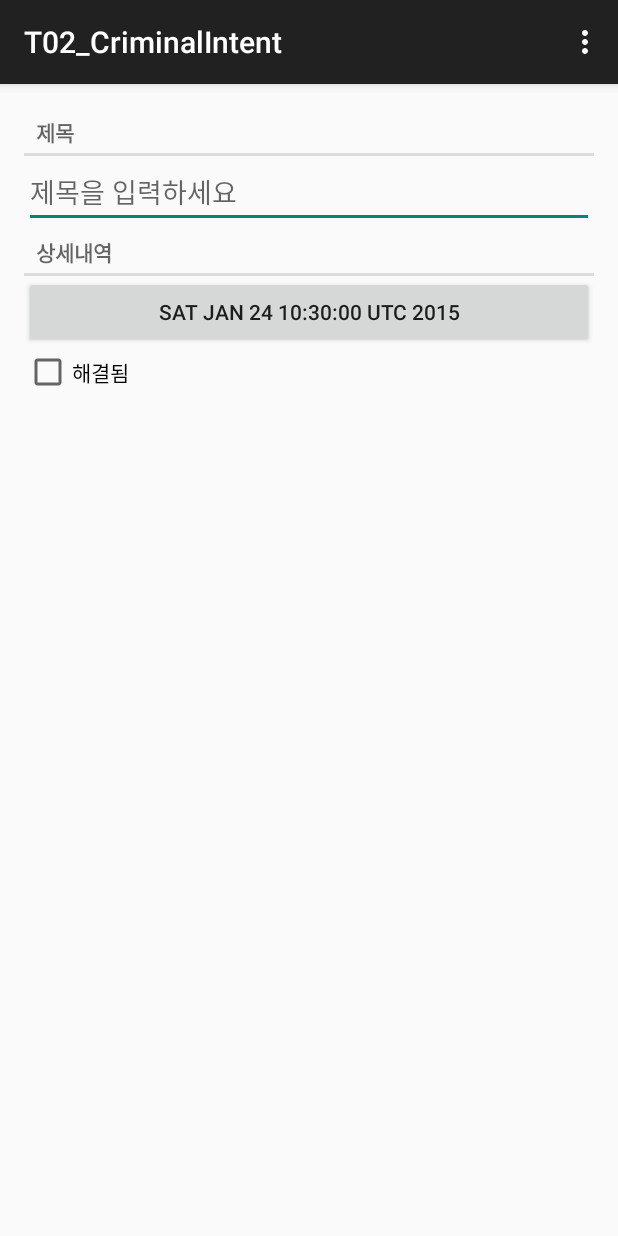
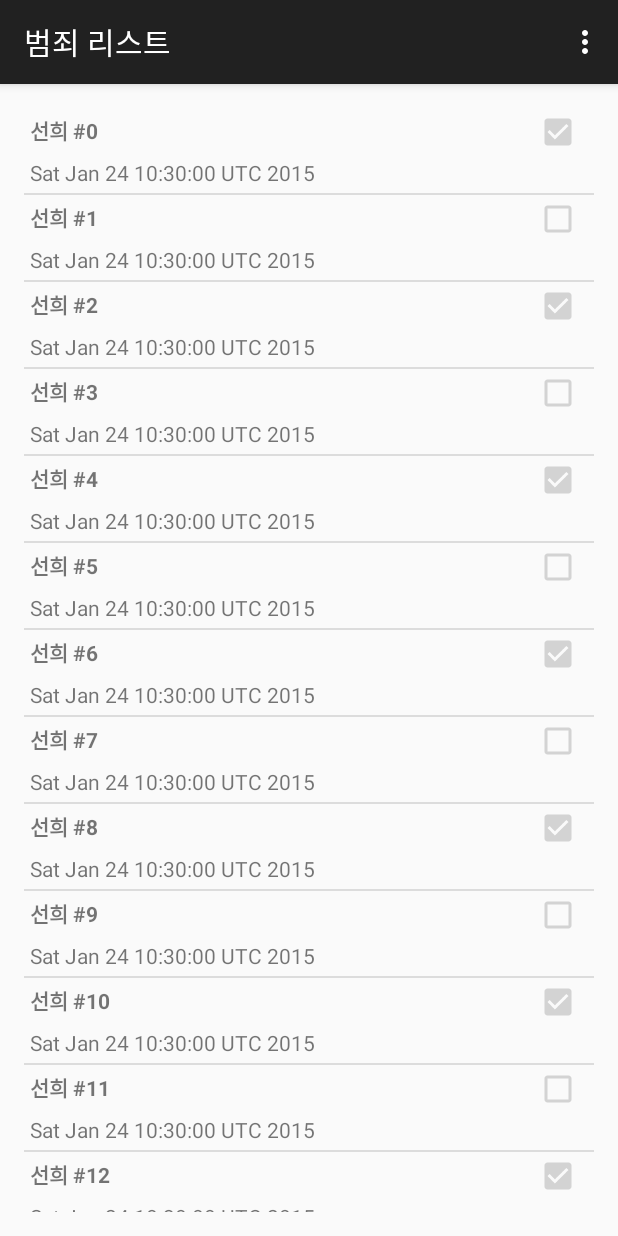
Before and after one commit to sun0229/android_study2, an Android app: the screen it shows after launch (MainActivity before the commit, CrimeListActivity after it), on a phone screen of 412 x 824 dp. Run offline under Robolectric (Android 15) with nearby library versions, the phone set to English and light mode, and no system bars.

Commit message:
listView

```diff
--- a/app/src/main/AndroidManifest.xml
+++ b/app/src/main/AndroidManifest.xml
@@ -8,7 +8,7 @@
         android:label="@string/app_name"
         android:theme="@style/AppTheme" >
         <activity
-            android:name=".MainActivity"
+            android:name=".CrimeListActivity"
             android:label="@string/app_name" >
             <intent-filter>
                 <action android:name="android.intent.action.MAIN" />
--- a/app/src/main/java/com/example/c/t02_criminalintent/Crime.java
+++ b/app/src/main/java/com/example/c/t02_criminalintent/Crime.java
@@ -44,4 +44,9 @@ public class Crime {
     public void setSolved(boolean solved) {
         mSolved = solved;
     }
+
+    @Override
+    public String toString() {
+        return mTitle;
+    }
 }
--- /dev/null
+++ b/app/src/main/java/com/example/c/t02_criminalintent/CrimeActivity.java
@@ -0,0 +1,13 @@
+package com.example.c.t02_criminalintent;
+
+import android.support.v4.app.Fragment;
+
+/**
+ * Created by c on 2015-01-24.
+ */
+public class CrimeActivity extends SingleFragmentActivity {
+    @Override
+    protected Fragment createFragment() {
+        return new CrimeFragment();
+    }
+}
--- a/app/src/main/java/com/example/c/t02_criminalintent/CrimeLab.java
+++ b/app/src/main/java/com/example/c/t02_criminalintent/CrimeLab.java
@@ -20,6 +20,8 @@ public class CrimeLab {
         for(int i=0; i<100; i++){
             Crime c = new Crime();
             c.setTitle("선희 #"+i);
+            c.setSolved(i%2==0);
+            mCrimes.add(c);
         }
     }
 
--- a/app/src/main/java/com/example/c/t02_criminalintent/MainActivity.java
+++ b/app/src/main/java/com/example/c/t02_criminalintent/CrimeListActivity.java
@@ -1,33 +1,11 @@
 package com.example.c.t02_criminalintent;
 
-import android.os.Bundle;
 import android.support.v4.app.Fragment;
-import android.support.v4.app.FragmentManager;
-import android.support.v7.app.ActionBarActivity;
 import android.view.Menu;
 import android.view.MenuItem;
 
 
-public class MainActivity extends ActionBarActivity {
-
-    @Override
-    protected void onCreate(Bundle savedInstanceState) {
-        super.onCreate(savedInstanceState);
-        setContentView(R.layout.activity_main);
-
-        FragmentManager fm = getSupportFragmentManager();
-        Fragment fr = fm.findFragmentById(R.id.fragmentContainer);
-        if(fr == null){
-            fr = new CrimeFragment();
-
-            //FragmentTransaction tr = fm.beginTransaction();
-            fm.beginTransaction()
-                .add(R.id.fragmentContainer, fr)
-                .commit();
-        }
-
-    }
-
+public class CrimeListActivity extends SingleFragmentActivity {
 
     @Override
     public boolean onCreateOptionsMenu(Menu menu) {
@@ -50,4 +28,9 @@ public class MainActivity extends ActionBarActivity {
 
         return super.onOptionsItemSelected(item);
     }
+
+    @Override
+    protected Fragment createFragment() {
+        return new CrimeListFragment();
+    }
 }
--- /dev/null
+++ b/app/src/main/java/com/example/c/t02_criminalintent/CrimeListFragment.java
@@ -0,0 +1,66 @@
+package com.example.c.t02_criminalintent;
+
+import android.os.Bundle;
+import android.support.v4.app.ListFragment;
+import android.util.Log;
+import android.view.View;
+import android.view.ViewGroup;
+import android.widget.ArrayAdapter;
+import android.widget.CheckBox;
+import android.widget.ListView;
+import android.widget.TextView;
+import android.widget.Toast;
+
+import java.util.ArrayList;
+
+/**
+ * Created by c on 2015-01-24.
+ */
+public class CrimeListFragment extends ListFragment {
+    private ArrayList<Crime> mCrimes;
+
+    @Override
+    public void onCreate(Bundle savedInstanceState) {
+        super.onCreate(savedInstanceState);
+        getActivity().setTitle(R.string.crimes_title);
+        mCrimes = CrimeLab.get(getActivity()).getCrimes();
+
+        //ArrayAdapter<Crime> adapter = new ArrayAdapter<Crime>(getActivity(), android.R.layout.simple_list_item_1, mCrimes);
+
+        CrimeAdapter adapter = new CrimeAdapter(mCrimes);
+
+        setListAdapter(adapter);
+    }
+
+    @Override
+    public void onListItemClick(ListView l, View v, int position, long id) {
+        super.onListItemClick(l, v, position, id);
+
+        Crime c = (Crime)(getListAdapter()).getItem(position);
+        Log.d("CrimeListFragment >>> ", c.getTitle()+" Click!");
+        Toast.makeText(getActivity(), c.getTitle() + " Click!", Toast.LENGTH_SHORT).show();
+    }
+
+    private class CrimeAdapter extends ArrayAdapter<Crime>{
+        public CrimeAdapter(ArrayList<Crime> crimes){
+            super(getActivity(), 0, crimes);
+        }
+
+        @Override
+        public View getView(int position, View convertView, ViewGroup parent) {
+            if(convertView == null){
+                convertView = getActivity().getLayoutInflater().inflate(R.layout.list_item_crime,null);
+            }
+
+            Crime c = getItem(position);
+            TextView titleTextView = (TextView)convertView.findViewById(R.id.crime_list_item_titleTextView);
+            titleTextView.setText(c.getTitle());
+            TextView dateTextView = (TextView)convertView.findViewById(R.id.crime_list_item_dateTextView);
+            dateTextView.setText(c.getDate().toString());
+            CheckBox solvedCheckBox = (CheckBox)convertView.findViewById(R.id.crime_list_item_solvedCheckBox);
+            solvedCheckBox.setChecked(c.isSolved());
+
+            return convertView;
+        }
+    }
+}
--- /dev/null
+++ b/app/src/main/java/com/example/c/t02_criminalintent/SingleFragmentActivity.java
@@ -0,0 +1,31 @@
+package com.example.c.t02_criminalintent;
+
+import android.os.Bundle;
+import android.support.v4.app.Fragment;
+import android.support.v4.app.FragmentManager;
+import android.support.v7.app.ActionBarActivity;
+
+/**
+ * Created by c on 2015-01-24.
+ */
+public abstract class SingleFragmentActivity extends ActionBarActivity {
+    protected abstract Fragment createFragment();
+
+    @Override
+    protected void onCreate(Bundle savedInstanceState) {
+        super.onCreate(savedInstanceState);
+        setContentView(R.layout.activity_main);
+
+        FragmentManager fm = getSupportFragmentManager();
+        Fragment fr = fm.findFragmentById(R.id.fragmentContainer);
+        if(fr == null){
+            fr = createFragment();
+
+            //FragmentTransaction tr = fm.beginTransaction();
+            fm.beginTransaction()
+                    .add(R.id.fragmentContainer, fr)
+                    .commit();
+        }
+
+    }
+}
--- /dev/null
+++ b/app/src/main/res/layout/list_item_crime.xml
@@ -0,0 +1,33 @@
+<?xml version="1.0" encoding="utf-8"?>
+<RelativeLayout xmlns:android="http://schemas.android.com/apk/res/android"
+                android:layout_width="match_parent"
+                android:layout_height="match_parent">
+    <CheckBox
+        android:id="@+id/crime_list_item_solvedCheckBox"
+        android:layout_alignParentRight="true"
+        android:padding="4dp"
+        android:gravity="center"
+        android:focusable="false"
+        android:enabled="false"
+        android:layout_width="wrap_content"
+        android:layout_height="wrap_content"
+        />
+    <TextView
+        android:id="@+id/crime_list_item_titleTextView"
+        android:layout_width="match_parent"
+        android:layout_height="wrap_content"
+        android:layout_toLeftOf="@id/crime_list_item_solvedCheckBox"
+        android:padding="4dp"
+        android:textStyle="bold"
+        android:text="Crime Title"
+        />
+    <TextView
+        android:id="@+id/crime_list_item_dateTextView"
+        android:layout_width="match_parent"
+        android:layout_height="wrap_content"
+        android:layout_toLeftOf="@id/crime_list_item_solvedCheckBox"
+        android:layout_below="@id/crime_list_item_titleTextView"
+        android:padding="4dp"
+        android:text="Crime date"
+        />
+</RelativeLayout>
--- a/app/src/main/res/values/strings.xml
+++ b/app/src/main/res/values/strings.xml
@@ -9,5 +9,6 @@
     <string name="crime_solved_label">해결됨</string>
     <string name="crime_title_label">제목</string>
     <string name="crime_details_label">상세내역</string>
+    <string name="crimes_title">범죄 리스트</string>
 
 </resources>
```
